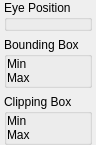
Above: src/hlam/plugins/halflife/studiomodel/ui/dockpanels/ModelDataPanel.ui from SamVanheer/HalfLifeAssetManager before the change. Below: the same form after it.
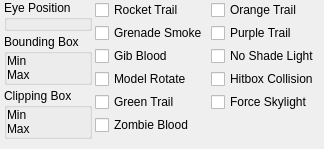
That is the form after the change. Custom widgets are drawn as their Qt base class.

Commit message: Merge Flags panel into Model Data panel

```diff
--- a/src/hlam/plugins/halflife/studiomodel/ui/dockpanels/ModelDataPanel.ui
+++ b/src/hlam/plugins/halflife/studiomodel/ui/dockpanels/ModelDataPanel.ui
@@ -6,14 +6,17 @@
    <rect>
     <x>0</x>
     <y>0</y>
-    <width>94</width>
-    <height>125</height>
+    <width>281</width>
+    <height>136</height>
    </rect>
   </property>
   <property name="windowTitle">
    <string>Form</string>
   </property>
-  <layout class="QVBoxLayout" name="verticalLayout_2">
+  <layout class="QHBoxLayout" name="horizontalLayout">
+   <property name="spacing">
+    <number>3</number>
+   </property>
    <property name="sizeConstraint">
     <enum>QLayout::SetFixedSize</enum>
    </property>
@@ -30,6 +33,11 @@
     <number>0</number>
    </property>
    <item>
+    <layout class="QVBoxLayout" name="verticalLayout_3">
+     <property name="bottomMargin">
+      <number>10</number>
+     </property>
+     <item>
     <widget class="QGroupBox" name="groupBox">
      <property name="sizePolicy">
       <sizepolicy hsizetype="Preferred" vsizetype="Preferred">
@@ -294,6 +302,71 @@
     </widget>
    </item>
    <item>
+      <spacer name="verticalSpacer_4">
+       <property name="orientation">
+        <enum>Qt::Vertical</enum>
+       </property>
+       <property name="sizeHint" stdset="0">
+        <size>
+         <width>20</width>
+         <height>0</height>
+        </size>
+       </property>
+      </spacer>
+     </item>
+    </layout>
+   </item>
+   <item>
+    <layout class="QVBoxLayout" name="verticalLayout_4">
+     <property name="spacing">
+      <number>3</number>
+     </property>
+     <property name="sizeConstraint">
+      <enum>QLayout::SetDefaultConstraint</enum>
+     </property>
+     <item>
+      <widget class="QCheckBox" name="RocketTrail">
+       <property name="text">
+        <string>Rocket Trail</string>
+       </property>
+      </widget>
+     </item>
+     <item>
+      <widget class="QCheckBox" name="GrenadeSmoke">
+       <property name="text">
+        <string>Grenade Smoke</string>
+       </property>
+      </widget>
+     </item>
+     <item>
+      <widget class="QCheckBox" name="GibBlood">
+       <property name="text">
+        <string>Gib Blood</string>
+       </property>
+      </widget>
+     </item>
+     <item>
+      <widget class="QCheckBox" name="ModelRotate">
+       <property name="text">
+        <string>Model Rotate</string>
+       </property>
+      </widget>
+     </item>
+     <item>
+      <widget class="QCheckBox" name="GreenTrail">
+       <property name="text">
+        <string>Green Trail</string>
+       </property>
+      </widget>
+     </item>
+     <item>
+      <widget class="QCheckBox" name="ZombieBlood">
+       <property name="text">
+        <string>Zombie Blood</string>
+       </property>
+      </widget>
+     </item>
+     <item>
     <spacer name="verticalSpacer">
      <property name="orientation">
       <enum>Qt::Vertical</enum>
@@ -305,6 +378,63 @@
       </size>
      </property>
     </spacer>
+     </item>
+    </layout>
+   </item>
+   <item>
+    <layout class="QVBoxLayout" name="verticalLayout_6">
+     <property name="spacing">
+      <number>3</number>
+     </property>
+     <item>
+      <widget class="QCheckBox" name="OrangeTrail">
+       <property name="text">
+        <string>Orange Trail</string>
+       </property>
+      </widget>
+     </item>
+     <item>
+      <widget class="QCheckBox" name="PurpleTrail">
+       <property name="text">
+        <string>Purple Trail</string>
+       </property>
+      </widget>
+     </item>
+     <item>
+      <widget class="QCheckBox" name="NoShadeLight">
+       <property name="text">
+        <string>No Shade Light</string>
+       </property>
+      </widget>
+     </item>
+     <item>
+      <widget class="QCheckBox" name="HitboxCollision">
+       <property name="text">
+        <string>Hitbox Collision</string>
+       </property>
+      </widget>
+     </item>
+     <item>
+      <widget class="QCheckBox" name="ForceSkylight">
+       <property name="text">
+        <string>Force Skylight</string>
+       </property>
+      </widget>
+     </item>
+     <item>
+      <spacer name="verticalSpacer_3">
+       <property name="orientation">
+        <enum>Qt::Vertical</enum>
+       </property>
+       <property name="sizeHint" stdset="0">
+        <size>
+         <width>20</width>
+         <height>0</height>
+        </size>
+       </property>
+      </spacer>
+     </item>
+    </layout>
    </item>
   </layout>
  </widget>
```
Lines whose indentation alone changed are shown as unchanged. The commit also changes 7 other files.
